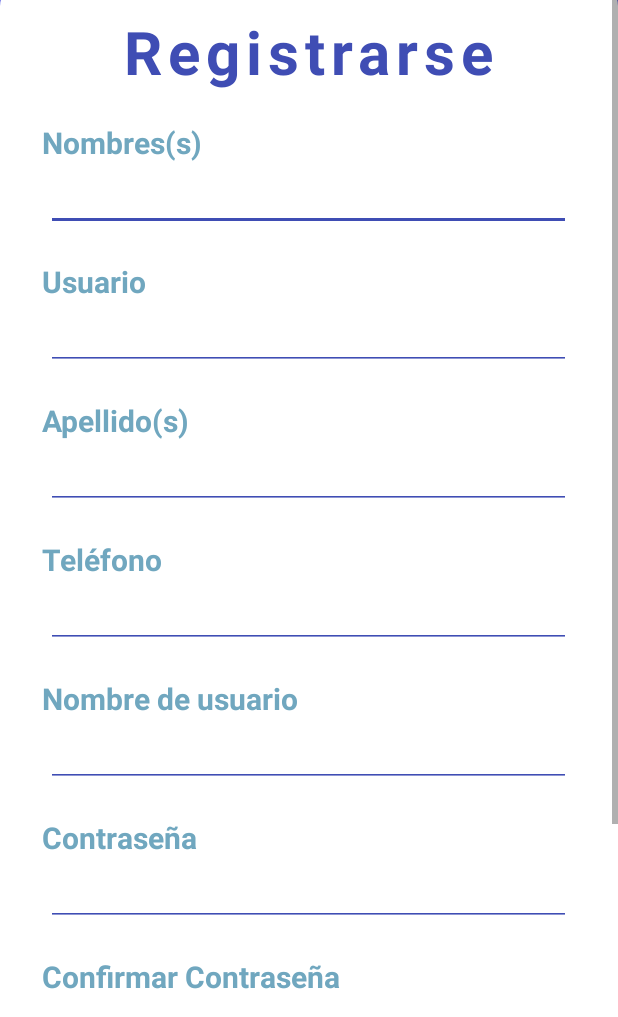
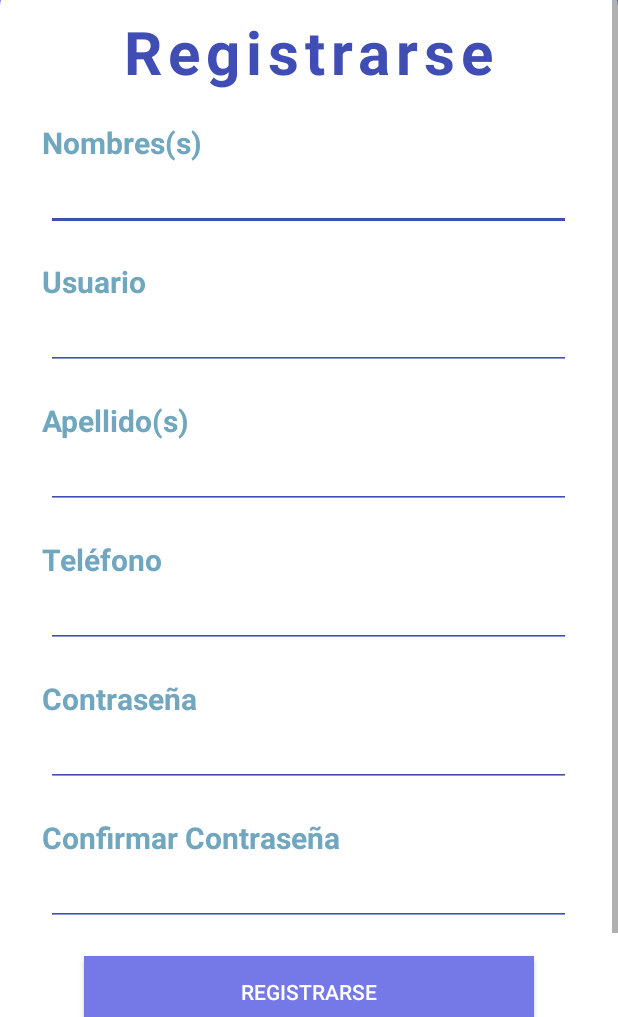
Before and after one commit to DiegoMontes20/DealApp, an Android app: the screen it shows after launch (RegistroScreen), after a tap on "Registrarse", on a phone screen of 412 x 824 dp, the part 219-1236 px from its top. Run offline under Robolectric (Android 15) with nearby library versions, the phone set to English and light mode, and no system bars; 1 statement that could not run was skipped; 1 other tap on this screen came first.

Commit message:
Gustavo Flores:
Registro e Inicio de sesión funcionando con shared

```diff
--- a/app/src/main/AndroidManifest.xml
+++ b/app/src/main/AndroidManifest.xml
@@ -10,6 +10,7 @@
     <uses-permission android:name="android.permission.INTERNET" />
 
     <application
+        android:name=".Prefs.PrefsApplication"
         android:allowBackup="true"
         android:icon="@mipmap/logo"
         android:label="@string/app_name"
--- a/app/src/main/java/mx/edu/utez/deal/Registro/RegistroScreen.kt
+++ b/app/src/main/java/mx/edu/utez/deal/Registro/RegistroScreen.kt
@@ -65,6 +65,8 @@ class RegistroScreen : AppCompatActivity() {
             }
         }
 
+        gettoken()
+
     }
 
     fun validar():Boolean{
@@ -117,6 +119,21 @@ class RegistroScreen : AppCompatActivity() {
 
     }
 
+    fun gettoken(){
+        FirebaseMessaging.getInstance().isAutoInitEnabled = true
+        FirebaseMessaging.getInstance().token.addOnCompleteListener(OnCompleteListener {
+            if(!it.isSuccessful){
+                println("Error en firebase ${it.exception}")
+                return@OnCompleteListener
+            }else{
+                val token = it.result
+                Log.i("SI hay","${token}")
+
+
+            }
+        })
+    }
+
 
     fun changeActivity(){
         val intent = Intent(this, LoginScreen::class.java)
--- a/app/src/main/java/mx/edu/utez/deal/Retro/APIService.kt
+++ b/app/src/main/java/mx/edu/utez/deal/Retro/APIService.kt
@@ -1,6 +1,7 @@
 package mx.edu.utez.deal.Retro
 
 import mx.edu.utez.deal.Model.Client
+import mx.edu.utez.deal.Model.User
 import okhttp3.RequestBody
 import okhttp3.ResponseBody
 import retrofit2.Call
@@ -13,8 +14,7 @@ interface APIService {
     fun createEmployee(@Body requestBody: Client): Call<Void>
     //fun createClient(@Body data: Client):Call<Void>
 
-    @FormUrlEncoded
     @POST("/login")
-    suspend fun login(@FieldMap params: HashMap<String?, String?>): Response<ResponseBody>
-
+    @Headers("Content-Type: application/json")
+    fun login(@Body requestBody: User): Call<Void>
 }
--- a/app/src/main/java/mx/edu/utez/deal/SplashScreen.kt
+++ b/app/src/main/java/mx/edu/utez/deal/SplashScreen.kt
@@ -8,6 +8,7 @@ import android.util.Log
 import com.google.android.gms.tasks.OnCompleteListener
 import com.google.firebase.messaging.FirebaseMessaging
 import mx.edu.utez.deal.Login.LoginScreen
+import mx.edu.utez.deal.Prefs.PrefsApplication
 
 class SplashScreen : AppCompatActivity() {
     override fun onCreate(savedInstanceState: Bundle?) {
@@ -18,7 +19,8 @@ class SplashScreen : AppCompatActivity() {
 
     private fun initApp(){
         Handler().postDelayed({
-            startActivity(Intent(this, LoginScreen::class.java))
+            verifyAuth()
+           // startActivity(Intent(this, LoginScreen::class.java))
         }, 4000)
 
     }
@@ -37,4 +39,15 @@ class SplashScreen : AppCompatActivity() {
         })
         return token
     }
+    fun verifyAuth(){
+        if(PrefsApplication.prefs.getData("token").isNotEmpty()){
+            val intent = Intent(this, MainActivity::class.java)
+            intent.flags= Intent.FLAG_ACTIVITY_CLEAR_TASK or Intent.FLAG_ACTIVITY_NEW_TASK
+            startActivity(intent)
+        }else{
+            val intent = Intent(this, LoginScreen::class.java)
+            intent.flags= Intent.FLAG_ACTIVITY_CLEAR_TASK or Intent.FLAG_ACTIVITY_NEW_TASK
+            startActivity(intent)
+        }
+    }
 }
--- a/app/src/main/java/mx/edu/utez/deal/configuration/ConfIP.kt
+++ b/app/src/main/java/mx/edu/utez/deal/configuration/ConfIP.kt
@@ -2,6 +2,6 @@ package mx.edu.utez.deal.configuration
 
 class ConfIP {
     companion object{
-        val IP = "http://192.168.0.9:8080"
+        val IP = "http://192.168.0.3:8080"
     }
 }
--- a/app/src/main/res/layout/activity_login_screen.xml
+++ b/app/src/main/res/layout/activity_login_screen.xml
@@ -62,7 +62,7 @@
                 <TextView
                     android:layout_width="wrap_content"
                     android:layout_height="wrap_content"
-                    android:text="@string/telefono"
+                    android:text="@string/usuario"
                     android:textSize="20sp"
                     android:textColor="@color/secondaryDark"
                     android:layout_gravity="center_vertical"
--- a/app/src/main/res/layout/activity_registro_screen.xml
+++ b/app/src/main/res/layout/activity_registro_screen.xml
@@ -134,24 +134,7 @@
             android:layout_height="wrap_content"
             android:backgroundTint="@color/secondary"
             />
-        <TextView
-            android:layout_width="wrap_content"
-            android:layout_height="wrap_content"
-            android:text="Nombre de usuario"
-            android:textSize="20sp"
-            android:textColor="@color/secondaryDark"
-            android:layout_gravity="center_vertical"
-            android:paddingLeft="28dp"
-            android:paddingTop="20dp"
-            android:textStyle="bold"
 
-            ></TextView>
-        <EditText
-            android:id="@+id/re_username"
-            android:layout_width="350dp"
-            android:layout_height="wrap_content"
-            android:backgroundTint="@color/secondary"
-            />
         <TextView
             android:layout_width="wrap_content"
             android:layout_height="wrap_content"
--- a/app/src/main/res/values/strings.xml
+++ b/app/src/main/res/values/strings.xml
@@ -6,6 +6,7 @@
     <string name="titulo">DEAL</string>
     <string name="bienvenida">Bienvenido</string>
     <string name="telefono">Teléfono</string>
+
     <string name="contraseña">Contraseña</string>
     <string name="olvidar_contraseña">¿Olvidaste tu contraseña?</string>
     <string name="ingresar">Ingresar</string>
```
Also changed, not shown: app/src/main/java/mx/edu/utez/deal/Login/LoginScreen.kt (+24 -27 lines), app/src/main/java/mx/edu/utez/deal/ui/notifications/NotificationsFragment.kt (+15 -0 lines), app/src/main/res/layout/fragment_notifications.xml (+11 -0 lines).
